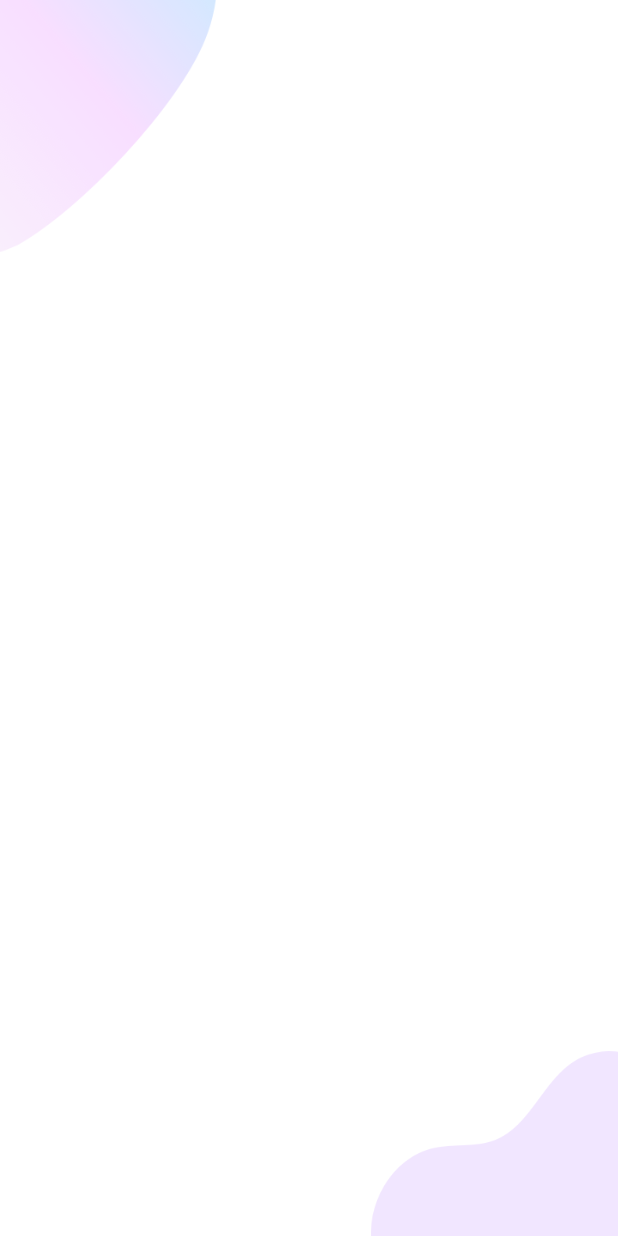
After one commit to ashrafffathalla/login_Auth, a Flutter app: the screen it shows after launch, after a tap on "LOGIN", on a phone screen of 412 x 824 dp. The commit adds this screen. Run offline on Flutter 3.47's test engine with Material 2 defaults, Android fonts, the phone set to English and light mode, and no system bars; our stand-ins replace flutter_svg.

Commit message:
commit and Push all Updates

```diff
--- a/lib/screens/login/login_screen.dart
+++ b/lib/screens/login/login_screen.dart
@@ -1,5 +1,6 @@
 import 'package:flutter/material.dart';
 import 'package:login/shared/components/body.dart';
+import 'package:login/shared/components/login/login_body.dart';
 
 class LoginScreen extends StatelessWidget {
   const LoginScreen({Key? key}) : super(key: key);
@@ -12,39 +13,3 @@ class LoginScreen extends StatelessWidget {
     );
   }
 }
-
-class LoginBody extends StatelessWidget {
-  const LoginBody({
-    Key? key,
-  }) : super(key: key);
-
-
-  @override
-  Widget build(BuildContext context)
-  {
-    Size size = MediaQuery.of(context).size;
-    return Container(
-      width: double.infinity,
-      height: size.height,
-      child: Stack(
-        alignment: Alignment.center,
-        children: [
-          Positioned(
-            top: 0,
-            left: 0,
-            child: Image.asset(
-            'assets/images/main_top.png',
-            width: size.width * 0.35,
-          ),),
-          Positioned(
-            bottom: 0,
-            right: 0,
-            child: Image.asset(
-            'assets/images/login_bottom.png',
-            width: size.width * 0.35,
-          ),),
-        ],
-      ),
-    );
-  }
-}
--- /dev/null
+++ b/lib/shared/components/login/background_login.dart
@@ -0,0 +1,39 @@
+import 'package:flutter/material.dart';
+class BackgroundLogin extends StatelessWidget
+{
+  final Widget child;
+  const BackgroundLogin({
+    Key? key,
+    required this.child,
+
+  }) : super(key: key);
+  @override
+  Widget build(BuildContext context) {
+    Size size = MediaQuery.of(context).size;
+    return Container(
+      width: double.infinity,
+      height: size.height,
+      child: Stack(
+        alignment: Alignment.center,
+        children: [
+          Positioned(
+            top: 0,
+            left: 0,
+            child: Image.asset(
+              'assets/images/main_top.png',
+              width: size.width * 0.35,
+            ),),
+          Positioned(
+            bottom: 0,
+            right: 0,
+            child: Image.asset(
+              'assets/images/login_bottom.png',
+              width: size.width * 0.4,
+            ),
+          ),
+          child,
+        ],
+      ),
+    );
+  }
+}
--- /dev/null
+++ b/lib/shared/components/login/login_body.dart
@@ -0,0 +1,21 @@
+import 'package:flutter/material.dart';
+import 'package:login/shared/components/login/background_login.dart';
+class LoginBody extends StatelessWidget {
+  const LoginBody({
+    Key? key,
+  }) : super(key: key);
+
+  @override
+  Widget build(BuildContext context)
+  {
+    Size size = MediaQuery.of(context).size;
+    return  BackgroundLogin(
+      child: Column(
+        children: [
+
+        ],
+      ),
+    );
+
+  }
+}
```
